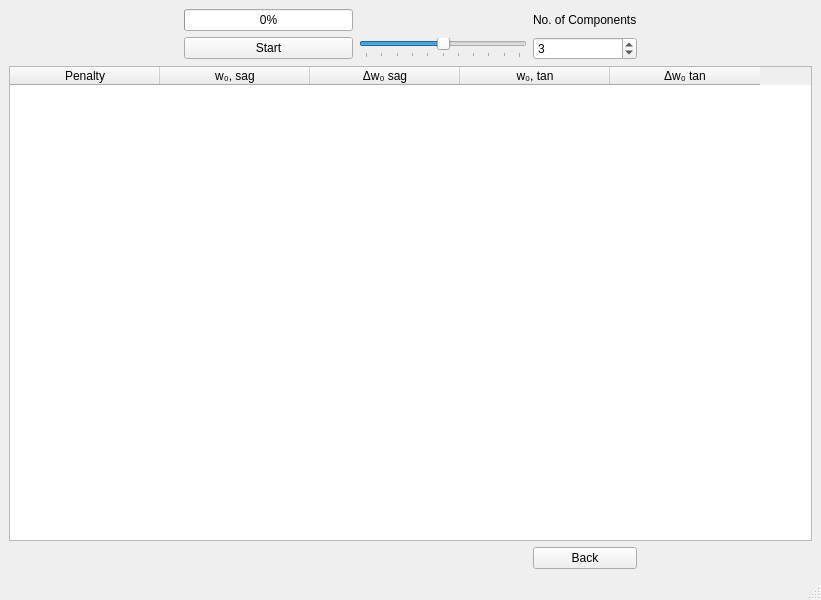
Above: assets/modematcher_calculation_window.ui from NiceLaserGuy/GRay-CAD-2 before the change. Below: the same form after it.
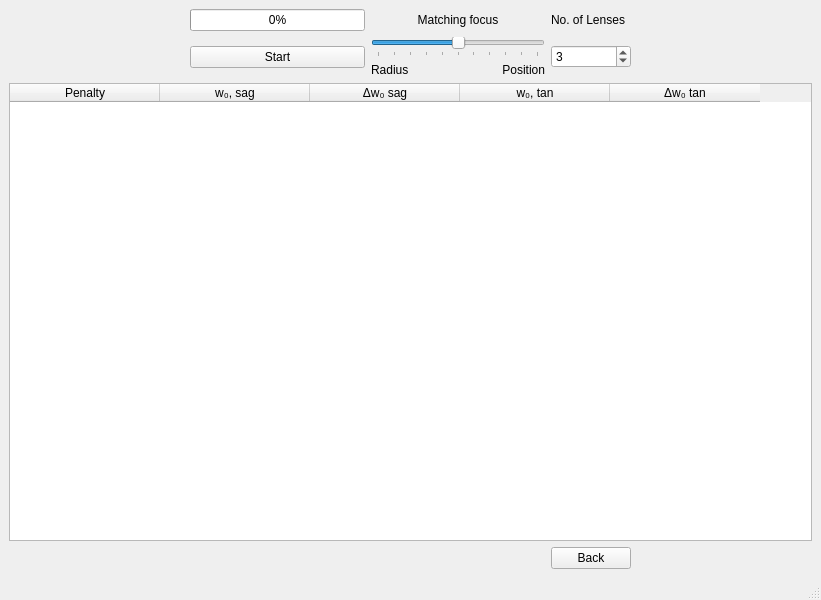
That is the form after the change.

Commit message: implementation of modematcher, not working fully yet

```diff
--- a/assets/modematcher_calculation_window.ui
+++ b/assets/modematcher_calculation_window.ui
@@ -15,23 +15,6 @@
   </property>
   <widget class="QWidget" name="centralwidget">
    <layout class="QGridLayout" name="gridLayout_2">
-    <item row="1" column="1">
-     <widget class="QPushButton" name="button_optimize">
-      <property name="text">
-       <string>Start</string>
-      </property>
-      <property name="checkable">
-       <bool>false</bool>
-      </property>
-     </widget>
-    </item>
-    <item row="0" column="3">
-     <widget class="QLabel" name="label">
-      <property name="text">
-       <string>No. of Components</string>
-      </property>
-     </widget>
-    </item>
     <item row="0" column="1">
      <widget class="QProgressBar" name="progressBar">
       <property name="value">
@@ -39,30 +22,7 @@
       </property>
      </widget>
     </item>
-    <item row="1" column="3">
-     <widget class="QSpinBox" name="componentNumber">
-      <property name="maximum">
-       <number>10</number>
-      </property>
-      <property name="value">
-       <number>3</number>
-      </property>
-     </widget>
-    </item>
-    <item row="1" column="4">
-     <spacer name="horizontalSpacer_2">
-      <property name="orientation">
-       <enum>Qt::Horizontal</enum>
-      </property>
-      <property name="sizeHint" stdset="0">
-       <size>
-        <width>40</width>
-        <height>20</height>
-       </size>
-      </property>
-     </spacer>
-    </item>
-    <item row="2" column="0" colspan="5">
+    <item row="3" column="0" colspan="5">
      <widget class="QTableWidget" name="tableWidget">
       <property name="autoFillBackground">
        <bool>false</bool>
@@ -139,20 +99,20 @@
       </column>
      </widget>
     </item>
-    <item row="1" column="0">
-     <spacer name="horizontalSpacer">
-      <property name="orientation">
-       <enum>Qt::Horizontal</enum>
+    <item row="0" column="2">
+     <widget class="QLabel" name="label_2">
+      <property name="layoutDirection">
+       <enum>Qt::LeftToRight</enum>
       </property>
-      <property name="sizeHint" stdset="0">
-       <size>
-        <width>40</width>
-        <height>20</height>
-       </size>
+      <property name="text">
+       <string>Matching focus</string>
       </property>
-     </spacer>
+      <property name="alignment">
+       <set>Qt::AlignCenter</set>
+      </property>
+     </widget>
     </item>
-    <item row="3" column="3">
+    <item row="4" column="3">
      <widget class="QPushButton" name="button_back">
       <property name="text">
        <string>Back</string>
@@ -162,8 +122,63 @@
       </property>
      </widget>
     </item>
+    <item row="1" column="4">
+     <spacer name="horizontalSpacer_2">
+      <property name="orientation">
+       <enum>Qt::Horizontal</enum>
+      </property>
+      <property name="sizeHint" stdset="0">
+       <size>
+        <width>40</width>
+        <height>20</height>
+       </size>
+      </property>
+     </spacer>
+    </item>
+    <item row="0" column="3">
+     <widget class="QLabel" name="label">
+      <property name="text">
+       <string>No. of Lenses</string>
+      </property>
+     </widget>
+    </item>
+    <item row="1" column="3">
+     <widget class="QSpinBox" name="lensNumber">
+      <property name="maximum">
+       <number>10</number>
+      </property>
+      <property name="value">
+       <number>3</number>
+      </property>
+     </widget>
+    </item>
+    <item row="1" column="1">
+     <widget class="QPushButton" name="button_optimize">
+      <property name="text">
+       <string>Start</string>
+      </property>
+      <property name="checkable">
+       <bool>false</bool>
+      </property>
+     </widget>
+    </item>
+    <item row="1" column="0">
+     <spacer name="horizontalSpacer">
+      <property name="orientation">
+       <enum>Qt::Horizontal</enum>
+      </property>
+      <property name="sizeHint" stdset="0">
+       <size>
+        <width>40</width>
+        <height>20</height>
+       </size>
+      </property>
+     </spacer>
+    </item>
     <item row="1" column="2">
-     <widget class="QSlider" name="horizontalSlider">
+     <layout class="QVBoxLayout" name="verticalLayout">
+      <item>
+       <widget class="QSlider" name="weight_slider">
       <property name="acceptDrops">
        <bool>false</bool>
       </property>
@@ -195,6 +210,39 @@
        <number>10</number>
       </property>
      </widget>
+      </item>
+      <item>
+       <layout class="QHBoxLayout" name="horizontalLayout">
+        <item>
+         <widget class="QLabel" name="label_3">
+          <property name="font">
+           <font>
+            <pointsize>9</pointsize>
+           </font>
+          </property>
+          <property name="text">
+           <string>Radius</string>
+          </property>
+         </widget>
+        </item>
+        <item>
+         <widget class="QLabel" name="label_4">
+          <property name="font">
+           <font>
+            <pointsize>9</pointsize>
+           </font>
+          </property>
+          <property name="text">
+           <string>Position</string>
+          </property>
+          <property name="alignment">
+           <set>Qt::AlignRight|Qt::AlignTrailing|Qt::AlignVCenter</set>
+          </property>
+         </widget>
+        </item>
+       </layout>
+      </item>
+     </layout>
     </item>
    </layout>
   </widget>
```
Lines whose indentation alone changed are shown as unchanged. The commit also changes 6 other files.
